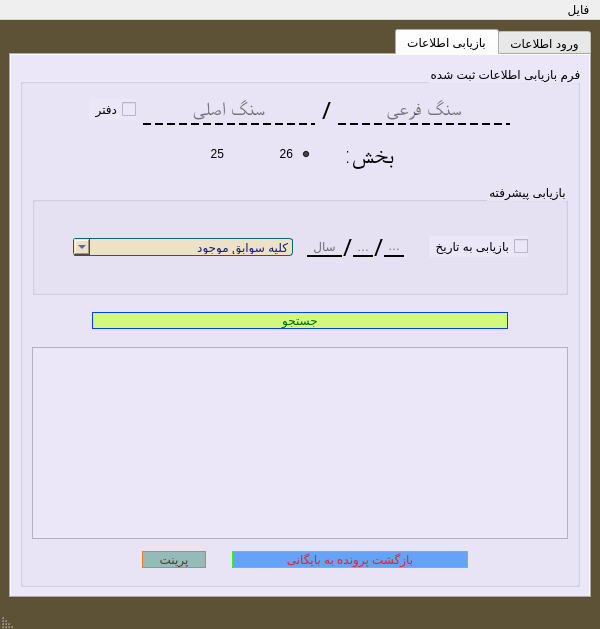
Old version of the form Baygani.ui in the repository JavadiSaeid/ArchivingSystem_doc.
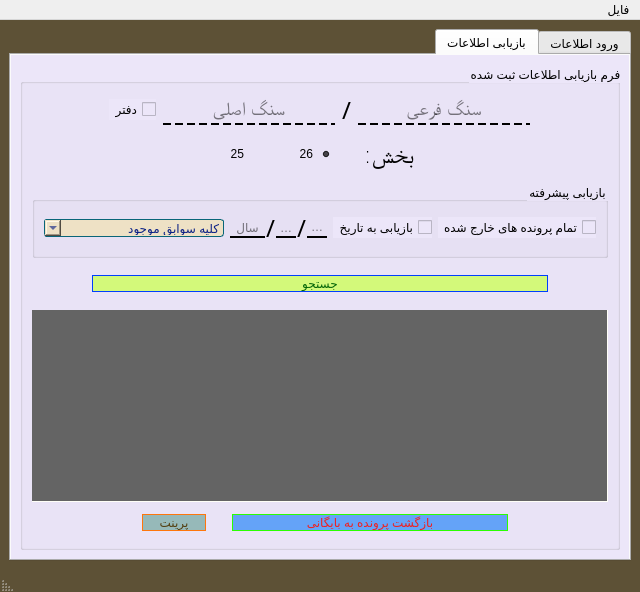
New version of the form. The open tabs and pages were chosen to show the change.

Commit message: shoro estefade az tab baziabi va ezafe check box search koli - 971227-23:30

Patch:
```diff
--- a/Baygani.ui
+++ b/Baygani.ui
@@ -6,8 +6,8 @@
    <rect>
     <x>0</x>
     <y>0</y>
-    <width>600</width>
-    <height>629</height>
+    <width>581</width>
+    <height>592</height>
    </rect>
   </property>
   <property name="windowTitle">
@@ -920,7 +920,18 @@
 QCheckBox{
 font: 75 12pt &quot;A Arsoo&quot;;
 }
-</string>
+
+QTableView {
+
+                background-color: #646464;
+                padding: 4px;
+                font-size: 8pt;
+                border-style: none;
+                border-bottom: 1px solid #fffff8;
+                border-right: 1px solid #fffff8;
+                selection-background-color: qlineargradient(x1: 0, y1: 0, x2: 0.5, y2: 0.5,
+                                stop: 0 #FF92BB, stop: 1 white);
+            }</string>
        </property>
        <attribute name="title">
         <string>بازیابی اطلاعات</string>
@@ -1480,8 +1491,48 @@
                 </property>
                </widget>
               </item>
-              <item row="1" column="5">
-               <spacer name="horizontalSpacer_22">
+              <item row="1" column="6">
+               <widget class="QComboBox" name="comboBox_searchType">
+                <property name="enabled">
+                 <bool>false</bool>
+                </property>
+                <property name="sizePolicy">
+                 <sizepolicy hsizetype="Fixed" vsizetype="Fixed">
+                  <horstretch>0</horstretch>
+                  <verstretch>0</verstretch>
+                 </sizepolicy>
+                </property>
+                <property name="minimumSize">
+                 <size>
+                  <width>180</width>
+                  <height>0</height>
+                 </size>
+                </property>
+                <property name="toolTip">
+                 <string>بازیابی برا اساس گزینه های موجود</string>
+                </property>
+                <property name="statusTip">
+                 <string/>
+                </property>
+                <item>
+                 <property name="text">
+                  <string>کلیه سوابق موجود</string>
+                 </property>
+                </item>
+                <item>
+                 <property name="text">
+                  <string>بازگشت داده نشده</string>
+                 </property>
+                </item>
+                <item>
+                 <property name="text">
+                  <string>بازگشت داده شده</string>
+                 </property>
+                </item>
+               </widget>
+              </item>
+              <item row="1" column="8">
+               <spacer name="horizontalSpacer_24">
                 <property name="orientation">
                  <enum>Qt::Horizontal</enum>
                 </property>
@@ -1727,19 +1778,6 @@
                 </item>
                </layout>
               </item>
-              <item row="1" column="7">
-               <spacer name="horizontalSpacer_24">
-                <property name="orientation">
-                 <enum>Qt::Horizontal</enum>
-                </property>
-                <property name="sizeHint" stdset="0">
-                 <size>
-                  <width>40</width>
-                  <height>20</height>
-                 </size>
-                </property>
-               </spacer>
-              </item>
               <item row="1" column="3">
                <spacer name="horizontalSpacer_23">
                 <property name="orientation">
@@ -1747,16 +1785,16 @@
                 </property>
                 <property name="sizeHint" stdset="0">
                  <size>
-                  <width>30</width>
+                  <width>20</width>
                   <height>20</height>
                  </size>
                 </property>
                </spacer>
               </item>
-              <item row="1" column="6">
-               <widget class="QComboBox" name="comboBox_searchType">
+              <item row="1" column="0">
+               <widget class="QCheckBox" name="checkBox_allDontReturn">
                 <property name="enabled">
-                 <bool>false</bool>
+                 <bool>true</bool>
                 </property>
                 <property name="sizePolicy">
                  <sizepolicy hsizetype="Fixed" vsizetype="Fixed">
@@ -1764,55 +1802,11 @@
                   <verstretch>0</verstretch>
                  </sizepolicy>
                 </property>
-                <property name="minimumSize">
-                 <size>
-                  <width>220</width>
-                  <height>0</height>
-                 </size>
+                <property name="text">
+                 <string>تمام پرونده های خارج شده</string>
                 </property>
-                <property name="statusTip">
-                 <string>بازیابی برا اساس گزینه های موجود</string>
-                </property>
-                <item>
-                 <property name="text">
-                  <string>کلیه سوابق موجود</string>
-                 </property>
-                </item>
-                <item>
-                 <property name="text">
-                  <string>بازگشت داده نشده</string>
-                 </property>
-                </item>
-                <item>
-                 <property name="text">
-                  <string>بازگشت داده شده</string>
-                 </property>
-                </item>
-                <item>
-                 <property name="text">
-                  <string>کلیه پرونده های بازگشت داده نشده</string>
-                 </property>
-                </item>
-                <item>
-                 <property name="text">
-                  <string>کلیه پرونده های بازگشت داده شده</string>
-                 </property>
-                </item>
                </widget>
               </item>
-              <item row="1" column="0">
-               <spacer name="horizontalSpacer_25">
-                <property name="orientation">
-                 <enum>Qt::Horizontal</enum>
-                </property>
-                <property name="sizeHint" stdset="0">
-                 <size>
-                  <width>40</width>
-                  <height>20</height>
-                 </size>
-                </property>
-               </spacer>
-              </item>
              </layout>
             </widget>
            </item>
@@ -1830,7 +1824,7 @@
     <rect>
      <x>0</x>
      <y>0</y>
-     <width>600</width>
+     <width>581</width>
      <height>20</height>
     </rect>
    </property>
```
Left out of the diff: 233 changed lines with no effect on the pictures. The commit also changes 2 other files.
